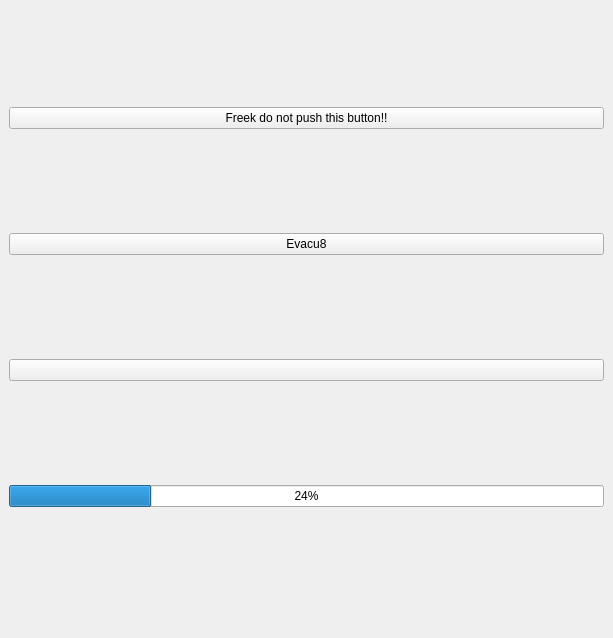
This is Evacu8/Evacu8/Evacu8_dockwidget_base.ui in fhb1990/GEO1005 as Qt 5 draws it before an edit. The edited form follows.
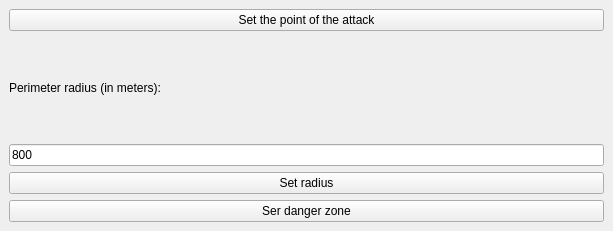
This is the edited form.

Diff of the .ui file:
```diff
--- a/Evacu8/Evacu8/Evacu8_dockwidget_base.ui
+++ b/Evacu8/Evacu8/Evacu8_dockwidget_base.ui
@@ -7,7 +7,7 @@
     <x>0</x>
     <y>0</y>
     <width>613</width>
-    <height>638</height>
+    <height>231</height>
    </rect>
   </property>
   <property name="windowTitle">
@@ -18,40 +18,18 @@
     <item row="0" column="0">
      <widget class="QPushButton" name="pushButton">
       <property name="text">
-       <string>Freek do not push this button!!</string>
-      </property>
-     </widget>
-    </item>
-    <item row="4" column="0">
-     <spacer name="horizontalSpacer">
-      <property name="orientation">
-       <enum>Qt::Horizontal</enum>
-      </property>
-      <property name="sizeHint" stdset="0">
-       <size>
-        <width>40</width>
-        <height>20</height>
-       </size>
-      </property>
-     </spacer>
-    </item>
-    <item row="1" column="0">
-     <widget class="QPushButton" name="pushButton_2">
-      <property name="mouseTracking">
-       <bool>true</bool>
-      </property>
-      <property name="text">
-       <string>Evacu8</string>
-      </property>
-      <property name="iconSize">
-       <size>
-        <width>50</width>
-        <height>50</height>
-       </size>
+       <string>Set the point of the attack</string>
       </property>
      </widget>
     </item>
     <item row="2" column="0">
+     <widget class="QLabel" name="selectAttributeLabel">
+      <property name="text">
+       <string>Perimeter radius (in meters):</string>
+      </property>
+     </widget>
+    </item>
+    <item row="4" column="0">
      <widget class="QPushButton" name="medicButton">
       <property name="sizePolicy">
        <sizepolicy hsizetype="Minimum" vsizetype="Fixed">
@@ -60,7 +38,7 @@
        </sizepolicy>
       </property>
       <property name="text">
-       <string/>
+       <string>Set radius</string>
       </property>
       <property name="iconSize">
        <size>
@@ -71,9 +49,25 @@
      </widget>
     </item>
     <item row="3" column="0">
-     <widget class="QProgressBar" name="counterProgressBar">
-      <property name="value">
-       <number>24</number>
+     <widget class="QLineEdit" name="bufferCutoffEdit">
+      <property name="text">
+       <string>800</string>
+      </property>
+     </widget>
+    </item>
+    <item row="5" column="0">
+     <widget class="QPushButton" name="pushButton_2">
+      <property name="mouseTracking">
+       <bool>true</bool>
+      </property>
+      <property name="text">
+       <string>Ser danger zone</string>
+      </property>
+      <property name="iconSize">
+       <size>
+        <width>50</width>
+        <height>50</height>
+       </size>
       </property>
      </widget>
     </item>
```
